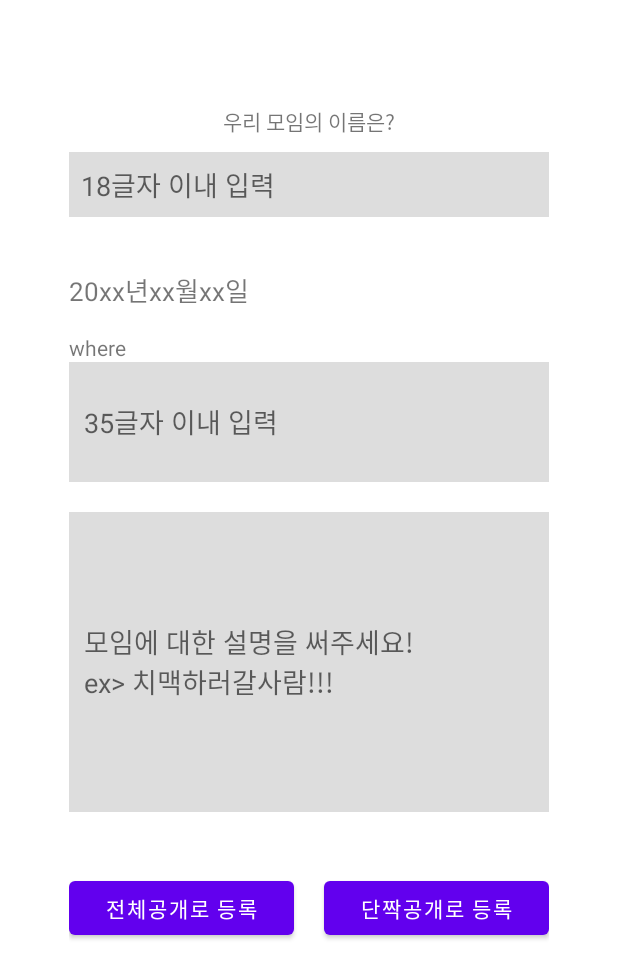
After one commit to Euna-6/WithMe, an Android app: the RegisterScheduleActivity screen opened directly, with no data from a screen before it, on a phone screen of 412 x 824 dp. The commit adds this screen. Shown: the top 978 px of the screen. Run offline under Robolectric (Android 15) with nearby library versions, the phone set to English and light mode, and no system bars.

Commit message:
일정등록 UI 개발중 : 231102_1

```diff
--- a/app/src/main/AndroidManifest.xml
+++ b/app/src/main/AndroidManifest.xml
@@ -12,6 +12,13 @@
         android:supportsRtl="true"
         android:theme="@style/Theme.WithMe"
         tools:targetApi="31">
+        <activity
+            android:name=".RegisterScheduleActivity"
+            android:exported="false">
+            <meta-data
+                android:name="android.app.lib_name"
+                android:value="" />
+        </activity>
         <activity
             android:name=".ListFriendsActivity"
             android:exported="false">
--- a/app/src/main/java/com/example/withme/ListFriendsActivity.kt
+++ b/app/src/main/java/com/example/withme/ListFriendsActivity.kt
@@ -2,10 +2,21 @@ package com.example.withme
 
 import androidx.appcompat.app.AppCompatActivity
 import android.os.Bundle
+import android.widget.ImageView
+import com.example.withme.databinding.ActivityListFriendsBinding
+import com.example.withme.databinding.ActivityMainBinding
 
 class ListFriendsActivity : AppCompatActivity() {
+
     override fun onCreate(savedInstanceState: Bundle?) {
         super.onCreate(savedInstanceState)
-        setContentView(R.layout.activity_list_friends)
+        val binding = ActivityListFriendsBinding.inflate(layoutInflater)
+        setContentView(binding.root)
+
+        val iv_list_star = findViewById<ImageView>(R.id.iv_list_star)
+        iv_list_star.setOnClickListener{
+            iv_list_star.setImageResource(R.drawable.star_fill_yellow)
+        }
+
     }
 }
--- a/app/src/main/java/com/example/withme/PopupActivity.kt
+++ b/app/src/main/java/com/example/withme/PopupActivity.kt
@@ -13,6 +13,10 @@ class PopupActivity : Activity() {
         val binding = ActivityMainPopupBinding.inflate(layoutInflater)
         setContentView(binding.root)
 
+        binding.btnPopupRegister.setOnClickListener{
+
+        }
+
         binding.btnPopupBack.setOnClickListener{
             finish()
         }
--- /dev/null
+++ b/app/src/main/java/com/example/withme/RegisterScheduleActivity.kt
@@ -0,0 +1,14 @@
+package com.example.withme
+
+import androidx.appcompat.app.AppCompatActivity
+import android.os.Bundle
+import com.example.withme.databinding.ActivityMainPopupBinding
+import com.example.withme.databinding.ActivityRegisterScheduleBinding
+
+class RegisterScheduleActivity : AppCompatActivity() {
+    override fun onCreate(savedInstanceState: Bundle?) {
+        super.onCreate(savedInstanceState)
+        val binding = ActivityRegisterScheduleBinding.inflate(layoutInflater)
+        setContentView(binding.root)
+    }
+}
--- /dev/null
+++ b/app/src/main/res/layout/activity_register_schedule.xml
@@ -0,0 +1,116 @@
+<?xml version="1.0" encoding="utf-8"?>
+<LinearLayout xmlns:android="http://schemas.android.com/apk/res/android"
+    xmlns:app="http://schemas.android.com/apk/res-auto"
+    android:layout_width="match_parent"
+    android:layout_height="match_parent"
+    android:orientation="vertical"
+    android:gravity="center_horizontal">
+
+    <TextView
+        android:layout_width="wrap_content"
+        android:layout_height="wrap_content"
+        android:text="우리 모임의 이름은?"
+        android:layout_marginTop="70dp"
+        android:layout_gravity="center"></TextView>
+    <EditText
+        android:layout_width="320dp"
+        android:layout_height="wrap_content"
+        android:background="#DDDDDD"
+        android:layout_margin="10dp"
+        android:padding="8dp"
+        android:maxLength="18"
+        android:hint="18글자 이내 입력"
+        android:maxLines="1"
+        android:id="@+id/et_register_title"></EditText>
+
+    <LinearLayout
+        android:layout_width="320dp"
+        android:layout_height="wrap_content"
+        android:layout_marginTop="25dp">
+        <TextView
+            android:layout_width="wrap_content"
+            android:layout_height="wrap_content"
+            android:text="20xx"
+            android:textSize="17dp"
+            android:id="@+id/tv_register_year"></TextView>
+        <TextView
+            android:layout_width="wrap_content"
+            android:layout_height="wrap_content"
+            android:textSize="17dp"
+            android:text="년"></TextView>
+        <TextView
+            android:layout_width="wrap_content"
+            android:layout_height="wrap_content"
+            android:text="xx"
+            android:textSize="17dp"
+            android:id="@+id/tv_register_month"></TextView>
+        <TextView
+            android:layout_width="wrap_content"
+            android:layout_height="wrap_content"
+            android:textSize="17dp"
+            android:text="월"></TextView>
+        <TextView
+            android:layout_width="wrap_content"
+            android:layout_height="wrap_content"
+            android:textSize="17dp"
+            android:text="xx"
+            android:id="@+id/tv_register_day"></TextView>
+        <TextView
+            android:layout_width="wrap_content"
+            android:layout_height="wrap_content"
+            android:textSize="17dp"
+            android:text="일"></TextView>
+    </LinearLayout>
+
+    <LinearLayout
+        android:layout_width="320dp"
+        android:layout_height="wrap_content"
+        android:orientation="vertical">
+        <TextView
+            android:layout_width="wrap_content"
+            android:layout_height="wrap_content"
+            android:layout_marginTop="15dp"
+            android:text="where"></TextView>
+        <EditText
+            android:layout_width="match_parent"
+            android:layout_height="80dp"
+            android:background="#DDDDDD"
+            android:maxLines="2"
+            android:maxLength="35"
+            android:hint="35글자 이내 입력"
+            android:padding="10dp"
+            android:id="@+id/et_register_where"></EditText>
+    </LinearLayout>
+
+    <EditText
+        android:layout_width="320dp"
+        android:layout_height="200dp"
+        android:layout_marginTop="20dp"
+        android:background="#DDDDDD"
+        android:hint="모임에 대한 설명을 써주세요!\nex> 치맥하러갈사람!!!"
+        android:padding="10dp"
+        android:maxLines="8"
+        android:id="@+id/et_register_content"></EditText>
+
+    <LinearLayout
+        android:layout_width="320dp"
+        android:layout_height="wrap_content"
+        android:layout_marginTop="40dp">
+
+        <Button
+            android:layout_width="wrap_content"
+            android:layout_height="wrap_content"
+            android:text="전체공개로 등록"
+            android:layout_weight="1"
+            android:id="@+id/btn_register_nonstar"
+            android:layout_marginRight="10dp"></Button>
+        <Button
+            android:layout_width="wrap_content"
+            android:layout_height="wrap_content"
+            android:text="단짝공개로 등록"
+            android:layout_weight="1"
+            android:layout_marginLeft="10dp"
+            android:id="@+id/btn_register_star"></Button>
+    </LinearLayout>
+
+</LinearLayout>
```
